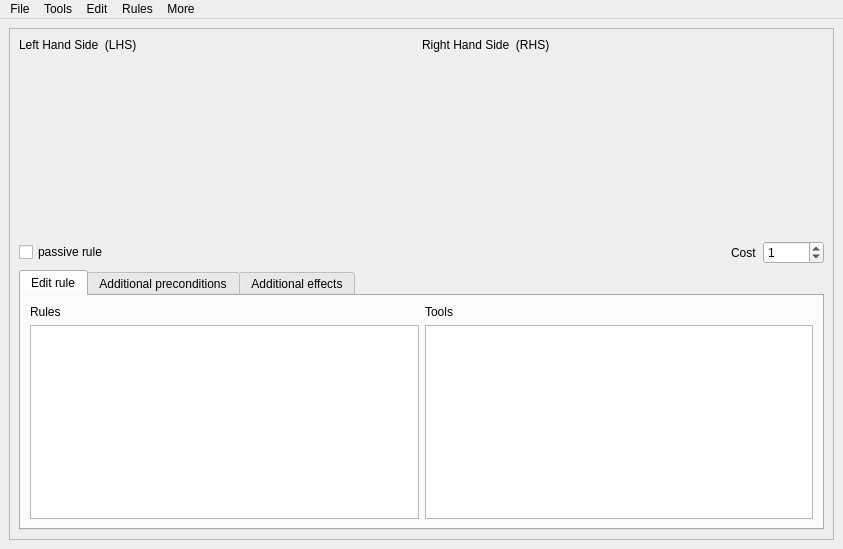
The window that tools/ui/guiAGGLEditor.ui (rahulkatiyar19955/AGM) describes before a commit, drawn with Qt 5.
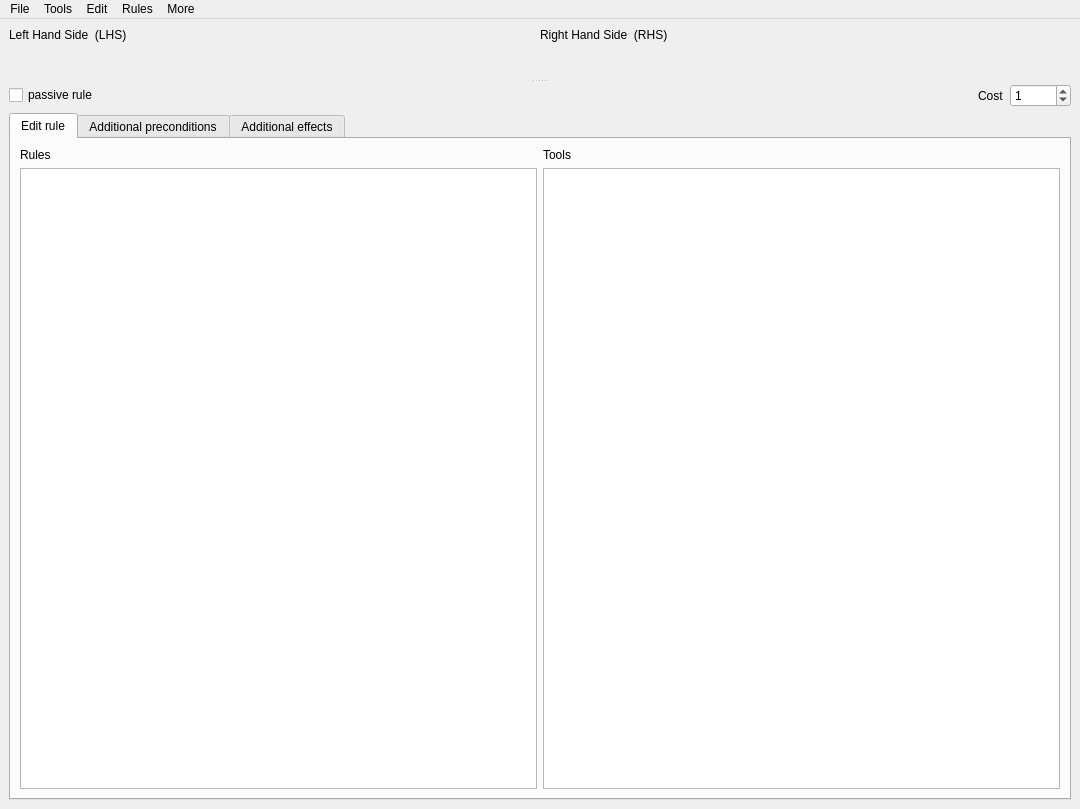
The same window after the commit. Icons and pictures are not drawn.

Commit message: Fixed splitter not visible

What changed in the file:
```diff
--- a/tools/ui/guiAGGLEditor.ui
+++ b/tools/ui/guiAGGLEditor.ui
@@ -6,8 +6,8 @@
    <rect>
     <x>0</x>
     <y>0</y>
-    <width>843</width>
-    <height>549</height>
+    <width>1080</width>
+    <height>809</height>
    </rect>
   </property>
   <property name="windowTitle">
@@ -16,20 +16,33 @@
   <widget class="QWidget" name="centralwidget">
    <layout class="QVBoxLayout" name="verticalLayout_3">
     <item>
-     <widget class="QScrollArea" name="scrollArea">
-      <property name="widgetResizable">
+     <widget class="QSplitter" name="splitter">
+      <property name="sizePolicy">
+       <sizepolicy hsizetype="Expanding" vsizetype="Expanding">
+        <horstretch>1</horstretch>
+        <verstretch>1</verstretch>
+       </sizepolicy>
+      </property>
+      <property name="minimumSize">
+       <size>
+        <width>10</width>
+        <height>10</height>
+       </size>
+      </property>
+      <property name="autoFillBackground">
        <bool>true</bool>
       </property>
-      <widget class="QWidget" name="scrollAreaWidgetContents">
-       <property name="geometry">
-        <rect>
-         <x>0</x>
-         <y>0</y>
-         <width>823</width>
-         <height>504</height>
-        </rect>
-       </property>
-       <layout class="QVBoxLayout" name="verticalLayout_4">
+      <property name="styleSheet">
+       <string notr="true">QSplitter::handle { background-image: url(:/p/splitter.png); }</string>
+      </property>
+      <property name="orientation">
+       <enum>Qt::Vertical</enum>
+      </property>
+      <property name="handleWidth">
+       <number>6</number>
+      </property>
+      <widget class="QWidget" name="layoutWidget">
+       <layout class="QVBoxLayout" name="layoutUp">
         <item>
          <layout class="QHBoxLayout" name="horizontalLayout">
           <item>
@@ -87,6 +100,10 @@
           </item>
          </layout>
         </item>
+       </layout>
+      </widget>
+      <widget class="QWidget" name="layoutWidget">
+       <layout class="QVBoxLayout" name="layoutDown">
         <item>
          <layout class="QHBoxLayout" name="horizontalLayout_3">
           <item>
@@ -222,8 +239,8 @@
     <rect>
      <x>0</x>
      <y>0</y>
-     <width>843</width>
-     <height>25</height>
+     <width>1080</width>
+     <height>20</height>
     </rect>
    </property>
    <widget class="QMenu" name="menuFile">
```
Left out of the diff: 8 changed lines with no effect on the pictures. The commit also changes 7 other files.
